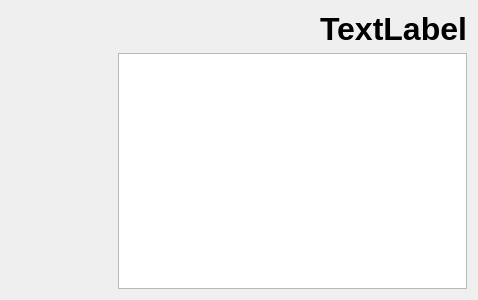
This is mediaflyplayer/forms/MediaflyMenu.ui in tex/mediafly as Qt 5 draws it before an edit. The edited form follows.
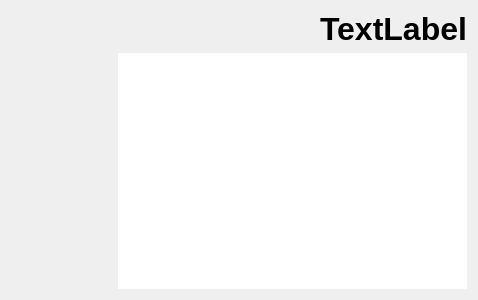
This is the edited form. Icons and pictures are not drawn. Custom widgets are drawn as their Qt base class.

Commit message: No frame, plain for all widgets. It looks better on TV.

```diff
--- a/mediaflyplayer/forms/MediaflyMenu.ui
+++ b/mediaflyplayer/forms/MediaflyMenu.ui
@@ -59,6 +59,12 @@
        <pointsize>24</pointsize>
       </font>
      </property>
+     <property name="frameShape" >
+      <enum>QFrame::NoFrame</enum>
+     </property>
+     <property name="frameShadow" >
+      <enum>QFrame::Plain</enum>
+     </property>
     </widget>
    </item>
   </layout>
```
The commit also changes 2 other files.
